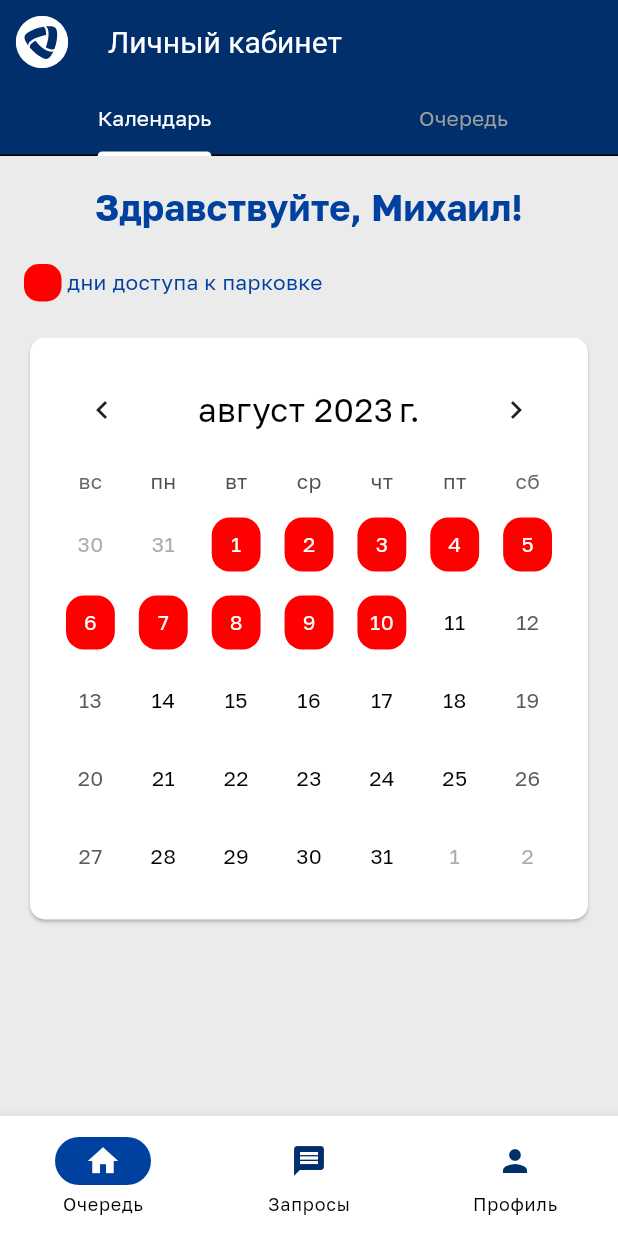
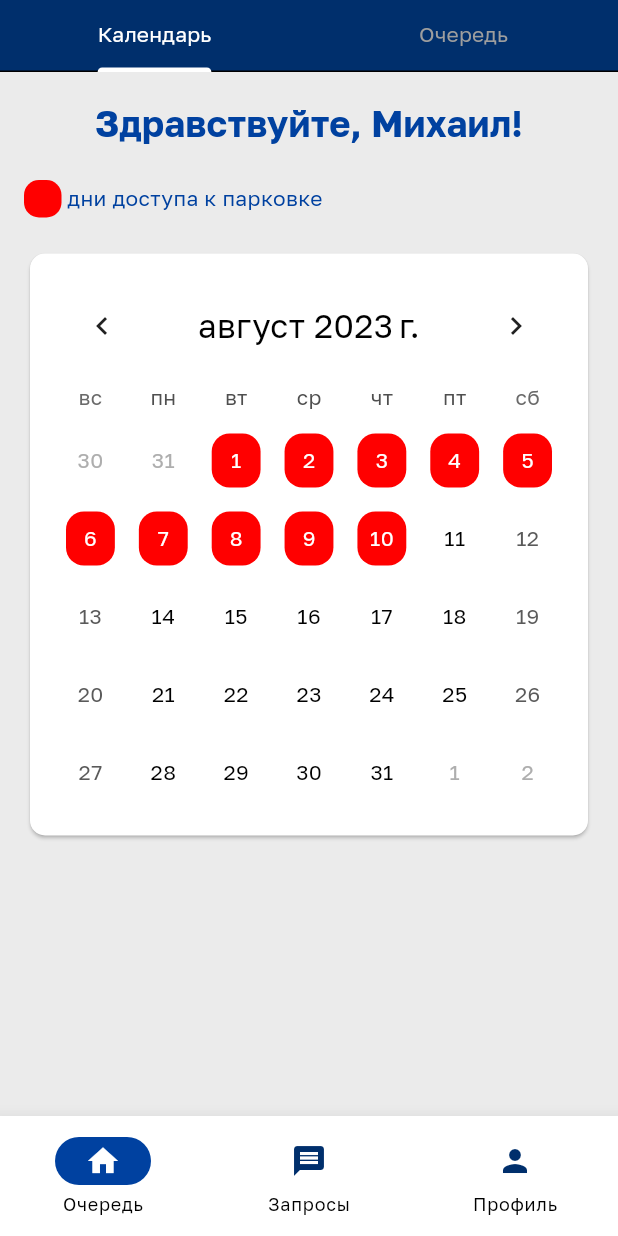
Before and after one commit to StasShevchenko/ParkingCalendar, a Flutter app: the UserHomePage screen opened by its route, on a phone screen of 412 x 824 dp. Run offline on Flutter 3.47's test engine with Material 2 defaults, Android fonts, the phone set to English and light mode, and no system bars; drawn by our look-alikes of table_calendar; our stand-ins replace flutter_svg, go_router.

Commit message:
Home page appbar was removed

```diff
--- a/lib/main.dart
+++ b/lib/main.dart
@@ -3,7 +3,6 @@ import 'package:intl/date_symbol_data_local.dart';
 import 'package:parking_project/assets/themes/theme.dart';
 import 'package:parking_project/presentation/navigation/router.dart';
 import 'package:parking_project/presentation/pages/user/home_page/home_page.dart';
-import 'package:parking_project/presentation/pages/user/tab_bar.dart';
 
 void main() {
   initializeDateFormatting('ru').then((_) => runApp( const MyApp()
--- a/lib/presentation/pages/user/home_page/home_page.dart
+++ b/lib/presentation/pages/user/home_page/home_page.dart
@@ -1,5 +1,4 @@
 import 'package:flutter/material.dart';
-import 'package:flutter_svg/svg.dart';
 import 'package:parking_project/data/models/user_info.dart';
 import 'package:parking_project/presentation/pages/user/home_page/calendar_section.dart';
 import 'package:parking_project/presentation/pages/user/home_page/queue_section.dart';
@@ -17,11 +16,7 @@ class _UserHomePageState extends State<UserHomePage> with SingleTickerProviderSt
 
   @override
   Widget build(BuildContext context) {
-    final Widget companyIcon = SvgPicture.asset(
-      'assets/icons/company_icon.svg',
-      width: 35,
-      height: 35,
-    );
+
     final testUsersList = [
       UserInfo(name: 'Полежаев Дмитрий', month: 'Январь'),
       UserInfo(name: 'Иришка Чикипики', month: 'Январь'),
@@ -55,8 +50,7 @@ class _UserHomePageState extends State<UserHomePage> with SingleTickerProviderSt
         backgroundColor: AppColors.background,
         appBar: AppBar(
           backgroundColor: AppColors.primaryBlue,
-          leading: Center(child: companyIcon),
-          title: const Text('Личный кабинет'),
+          toolbarHeight: 0,
           bottom: TabBar(
             indicatorColor: AppColors.primaryWhite,
             labelColor: AppColors.primaryWhite,
```
